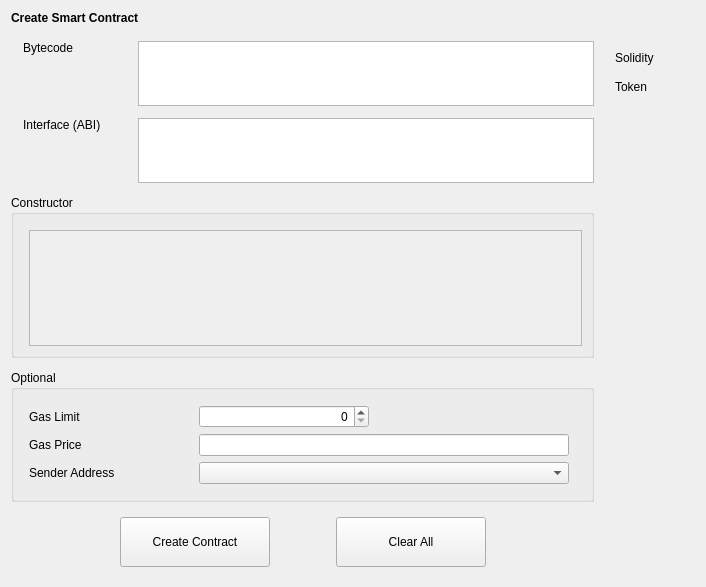
Qt form src/qt/forms/createcontract.ui (shaileshnift/UIDD) before a commit.
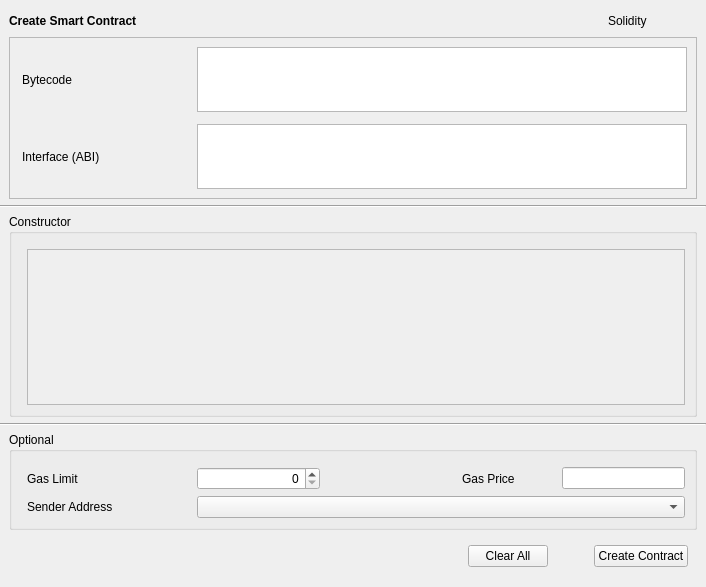
The same form after that commit. Custom widgets are drawn as their Qt base class.

```diff
--- a/src/qt/forms/createcontract.ui
+++ b/src/qt/forms/createcontract.ui
@@ -14,6 +14,12 @@
    <string>Form</string>
   </property>
   <layout class="QVBoxLayout" name="verticalLayout_7">
+   <property name="leftMargin">
+    <number>0</number>
+   </property>
+   <property name="rightMargin">
+    <number>0</number>
+   </property>
    <item>
     <widget class="QStackedWidget" name="stackedWidget">
      <property name="currentIndex">
@@ -34,6 +40,22 @@
         <number>0</number>
        </property>
        <item>
+        <layout class="QVBoxLayout" name="verticalLayout_11">
+         <property name="leftMargin">
+          <number>9</number>
+         </property>
+         <property name="topMargin">
+          <number>0</number>
+         </property>
+         <property name="rightMargin">
+          <number>9</number>
+         </property>
+         <item>
+          <layout class="QHBoxLayout" name="horizontalLayout">
+           <property name="rightMargin">
+            <number>9</number>
+           </property>
+           <item>
         <widget class="QLabel" name="labelTitle">
          <property name="font">
           <font>
@@ -47,56 +69,88 @@
         </widget>
        </item>
        <item>
-        <spacer name="verticalSpacer_5">
+            <spacer name="horizontalSpacer_4">
          <property name="orientation">
-          <enum>Qt::Vertical</enum>
-         </property>
-         <property name="sizeType">
-          <enum>QSizePolicy::Fixed</enum>
+              <enum>Qt::Horizontal</enum>
          </property>
          <property name="sizeHint" stdset="0">
           <size>
-           <width>20</width>
-           <height>10</height>
+               <width>40</width>
+               <height>20</height>
           </size>
          </property>
         </spacer>
        </item>
        <item>
-        <layout class="QHBoxLayout" name="horizontalLayout_5">
-         <item>
-          <layout class="QVBoxLayout" name="verticalLayout_3">
-           <property name="spacing">
-            <number>12</number>
-           </property>
-           <item>
-            <layout class="QHBoxLayout" name="horizontalLayout_2">
-             <property name="spacing">
-              <number>15</number>
-             </property>
-             <property name="leftMargin">
-              <number>12</number>
-             </property>
-             <item alignment="Qt::AlignTop">
-              <widget class="QLabel" name="labelBytecode">
-               <property name="sizePolicy">
-                <sizepolicy hsizetype="Fixed" vsizetype="Preferred">
-                 <horstretch>0</horstretch>
-                 <verstretch>0</verstretch>
-                </sizepolicy>
-               </property>
+            <widget class="QLabel" name="labelSolidity">
                <property name="minimumSize">
                 <size>
-                 <width>100</width>
+               <width>80</width>
                  <height>0</height>
                 </size>
                </property>
                <property name="text">
-                <string>Bytecode</string>
+              <string>Solidity</string>
                </property>
               </widget>
              </item>
+          </layout>
+         </item>
              <item>
+          <widget class="QFrame" name="frameContract">
+           <property name="sizePolicy">
+            <sizepolicy hsizetype="Preferred" vsizetype="Fixed">
+             <horstretch>0</horstretch>
+             <verstretch>0</verstretch>
+            </sizepolicy>
+           </property>
+           <property name="frameShape">
+            <enum>QFrame::StyledPanel</enum>
+           </property>
+           <property name="frameShadow">
+            <enum>QFrame::Raised</enum>
+           </property>
+           <layout class="QVBoxLayout" name="verticalLayout_10">
+            <property name="leftMargin">
+             <number>0</number>
+            </property>
+            <property name="rightMargin">
+             <number>0</number>
+            </property>
+            <item>
+             <layout class="QGridLayout" name="gridLayout">
+              <property name="leftMargin">
+               <number>12</number>
+              </property>
+              <property name="rightMargin">
+               <number>9</number>
+              </property>
+              <property name="horizontalSpacing">
+               <number>15</number>
+              </property>
+              <property name="verticalSpacing">
+               <number>12</number>
+              </property>
+              <item row="1" column="1">
+               <widget class="QValidatedTextEdit" name="textEditInterface">
+                <property name="sizePolicy">
+                 <sizepolicy hsizetype="Expanding" vsizetype="Fixed">
+                  <horstretch>0</horstretch>
+                  <verstretch>0</verstretch>
+                 </sizepolicy>
+                </property>
+                <property name="maximumSize">
+                 <size>
+                  <width>16777215</width>
+                  <height>65</height>
+                 </size>
+                </property>
+                <property name="horizontalScrollBarPolicy">
+                 <enum>Qt::ScrollBarAlwaysOff</enum>
+                </property>
+               </widget>
+              </item>
+              <item row="0" column="1">
               <widget class="QValidatedTextEdit" name="textEditBytecode">
                <property name="sizePolicy">
                 <sizepolicy hsizetype="Expanding" vsizetype="Fixed">
@@ -115,17 +169,9 @@
                </property>
               </widget>
              </item>
-            </layout>
-           </item>
+              <item row="1" column="0">
+               <layout class="QVBoxLayout" name="verticalLayout_3">
            <item>
-            <layout class="QHBoxLayout" name="horizontalLayout_4">
-             <property name="spacing">
-              <number>15</number>
-             </property>
-             <property name="leftMargin">
-              <number>12</number>
-             </property>
-             <item alignment="Qt::AlignTop">
               <widget class="QLabel" name="labelInterface">
                <property name="sizePolicy">
                 <sizepolicy hsizetype="Fixed" vsizetype="Preferred">
@@ -135,7 +181,7 @@
                </property>
                <property name="minimumSize">
                 <size>
-                 <width>100</width>
+                    <width>160</width>
                  <height>0</height>
                 </size>
                </property>
@@ -144,27 +190,53 @@
                </property>
               </widget>
              </item>
+               </layout>
+              </item>
+              <item row="0" column="0">
+               <layout class="QVBoxLayout" name="verticalLayout">
              <item>
-              <widget class="QValidatedTextEdit" name="textEditInterface">
+                 <widget class="QLabel" name="labelBytecode">
                <property name="sizePolicy">
-                <sizepolicy hsizetype="Expanding" vsizetype="Fixed">
+                   <sizepolicy hsizetype="Fixed" vsizetype="Preferred">
                  <horstretch>0</horstretch>
                  <verstretch>0</verstretch>
                 </sizepolicy>
                </property>
-               <property name="maximumSize">
+                  <property name="minimumSize">
                 <size>
-                 <width>16777215</width>
-                 <height>65</height>
-                </size>
-               </property>
-               <property name="horizontalScrollBarPolicy">
-                <enum>Qt::ScrollBarAlwaysOff</enum>
+                    <width>160</width>
+                    <height>0</height>
+                   </size>
+                  </property>
+                  <property name="text">
+                   <string>Bytecode</string>
                </property>
               </widget>
              </item>
             </layout>
            </item>
+             </layout>
+            </item>
+           </layout>
+          </widget>
+         </item>
+        </layout>
+       </item>
+       <item>
+        <widget class="Line" name="hContractLine">
+         <property name="orientation">
+          <enum>Qt::Horizontal</enum>
+         </property>
+        </widget>
+       </item>
+       <item>
+        <layout class="QVBoxLayout" name="verticalLayout_12">
+         <property name="leftMargin">
+          <number>9</number>
+         </property>
+         <property name="rightMargin">
+          <number>9</number>
+         </property>
            <item>
             <widget class="QGroupBox" name="groupBoxConstructor">
              <property name="title">
@@ -187,8 +259,8 @@
                   <rect>
                    <x>0</x>
                    <y>0</y>
-                   <width>548</width>
-                   <height>97</height>
+                 <width>656</width>
+                 <height>133</height>
                   </rect>
                  </property>
                  <layout class="QVBoxLayout" name="verticalLayout_5"/>
@@ -198,6 +270,23 @@
              </layout>
             </widget>
            </item>
+        </layout>
+       </item>
+       <item>
+        <widget class="Line" name="hContractLine2">
+         <property name="orientation">
+          <enum>Qt::Horizontal</enum>
+         </property>
+        </widget>
+       </item>
+       <item>
+        <layout class="QVBoxLayout" name="verticalLayout_14">
+         <property name="leftMargin">
+          <number>9</number>
+         </property>
+         <property name="rightMargin">
+          <number>9</number>
+         </property>
            <item>
             <widget class="QGroupBox" name="groupBoxOptional">
              <property name="title">
@@ -216,17 +305,46 @@
               <property name="verticalSpacing">
                <number>6</number>
               </property>
-              <item row="1" column="0">
+            <item row="2" column="1" colspan="4">
+             <widget class="AddressField" name="lineEditSenderAddress">
+              <property name="minimumSize">
+               <size>
+                <width>370</width>
+                <height>0</height>
+               </size>
+              </property>
+             </widget>
+            </item>
+            <item row="2" column="0">
+             <widget class="QLabel" name="labelSenderAddress">
+              <property name="sizePolicy">
+               <sizepolicy hsizetype="Fixed" vsizetype="Preferred">
+                <horstretch>0</horstretch>
+                <verstretch>0</verstretch>
+               </sizepolicy>
+              </property>
+              <property name="minimumSize">
+               <size>
+                <width>160</width>
+                <height>0</height>
+               </size>
+              </property>
+              <property name="text">
+               <string>Sender Address</string>
+              </property>
+             </widget>
+            </item>
+            <item row="0" column="3">
                <widget class="QLabel" name="labelGasPrice">
                 <property name="sizePolicy">
-                 <sizepolicy hsizetype="Fixed" vsizetype="Preferred">
+               <sizepolicy hsizetype="Preferred" vsizetype="Preferred">
                   <horstretch>0</horstretch>
                   <verstretch>0</verstretch>
                  </sizepolicy>
                 </property>
                 <property name="minimumSize">
                  <size>
-                  <width>160</width>
+                <width>90</width>
                   <height>0</height>
                  </size>
                 </property>
@@ -254,139 +372,40 @@
                 </property>
                </widget>
               </item>
-              <item row="1" column="1">
-               <widget class="BitcoinAmountField" name="lineEditGasPrice"/>
-              </item>
-              <item row="2" column="0">
-               <widget class="QLabel" name="labelSenderAddress">
-                <property name="sizePolicy">
-                 <sizepolicy hsizetype="Fixed" vsizetype="Preferred">
-                  <horstretch>0</horstretch>
-                  <verstretch>0</verstretch>
-                 </sizepolicy>
-                </property>
-                <property name="minimumSize">
-                 <size>
-                  <width>160</width>
-                  <height>0</height>
-                 </size>
-                </property>
-                <property name="text">
-                 <string>Sender Address</string>
-                </property>
-               </widget>
-              </item>
-              <item row="2" column="1">
-               <widget class="AddressField" name="lineEditSenderAddress">
-                <property name="minimumSize">
-                 <size>
-                  <width>370</width>
-                  <height>0</height>
-                 </size>
-                </property>
-                <property name="maximumSize">
-                 <size>
-                  <width>370</width>
-                  <height>16777215</height>
-                 </size>
-                </property>
-               </widget>
-              </item>
-              <item row="0" column="2" rowspan="4">
-               <spacer name="horizontalSpacer_5">
-                <property name="orientation">
-                 <enum>Qt::Horizontal</enum>
-                </property>
-                <property name="sizeHint" stdset="0">
-                 <size>
-                  <width>40</width>
-                  <height>20</height>
-                 </size>
-                </property>
-               </spacer>
-              </item>
               <item row="0" column="1">
                <widget class="QSpinBox" name="lineEditGasLimit">
-                <property name="maximumSize">
-                 <size>
-                  <width>170</width>
-                  <height>16777215</height>
-                 </size>
+              <property name="sizePolicy">
+               <sizepolicy hsizetype="Expanding" vsizetype="Fixed">
+                <horstretch>0</horstretch>
+                <verstretch>0</verstretch>
+               </sizepolicy>
                 </property>
                 <property name="alignment">
                  <set>Qt::AlignRight|Qt::AlignTrailing|Qt::AlignVCenter</set>
                 </property>
                </widget>
               </item>
-             </layout>
-             <zorder>labelGasLimit</zorder>
-             <zorder>labelGasPrice</zorder>
-             <zorder>labelSenderAddress</zorder>
-             <zorder>lineEditGasLimit</zorder>
-             <zorder>lineEditGasPrice</zorder>
-             <zorder>lineEditSenderAddress</zorder>
-            </widget>
-           </item>
-          </layout>
-         </item>
-         <item>
-          <layout class="QVBoxLayout" name="verticalLayout_4">
-           <property name="spacing">
-            <number>15</number>
-           </property>
-           <property name="leftMargin">
-            <number>15</number>
-           </property>
-           <item>
-            <spacer name="verticalSpacer_4">
+            <item row="0" column="4">
+             <widget class="BitcoinAmountField" name="lineEditGasPrice"/>
+            </item>
+            <item row="0" column="2">
+             <spacer name="horizontalSpacer_5">
              <property name="orientation">
-              <enum>Qt::Vertical</enum>
+               <enum>Qt::Horizontal</enum>
              </property>
              <property name="sizeType">
-              <enum>QSizePolicy::Fixed</enum>
+               <enum>QSizePolicy::Expanding</enum>
              </property>
              <property name="sizeHint" stdset="0">
               <size>
-               <width>20</width>
-               <height>10</height>
-              </size>
-             </property>
-            </spacer>
-           </item>
-           <item>
-            <widget class="QLabel" name="labelSolidity">
-             <property name="minimumSize">
-              <size>
-               <width>80</width>
-               <height>0</height>
-              </size>
-             </property>
-             <property name="text">
-              <string>Solidity</string>
-             </property>
-            </widget>
-           </item>
-           <item>
-            <widget class="QLabel" name="labelToken">
-             <property name="text">
-              <string>Token</string>
-             </property>
-            </widget>
-           </item>
-           <item>
-            <spacer name="verticalSpacer_3">
-             <property name="orientation">
-              <enum>Qt::Vertical</enum>
-             </property>
-             <property name="sizeHint" stdset="0">
-              <size>
-               <width>20</width>
-               <height>40</height>
+                <width>60</width>
+                <height>20</height>
               </size>
              </property>
             </spacer>
            </item>
           </layout>
+          </widget>
          </item>
         </layout>
        </item>
@@ -397,13 +416,13 @@
    <item>
     <layout class="QHBoxLayout" name="horizontalLayout_3">
      <property name="leftMargin">
-      <number>9</number>
+      <number>18</number>
      </property>
      <property name="topMargin">
       <number>9</number>
      </property>
      <property name="rightMargin">
-      <number>9</number>
+      <number>18</number>
      </property>
      <property name="bottomMargin">
       <number>9</number>
@@ -414,40 +433,11 @@
         <enum>Qt::Horizontal</enum>
        </property>
        <property name="sizeType">
-        <enum>QSizePolicy::Fixed</enum>
+        <enum>QSizePolicy::Expanding</enum>
        </property>
        <property name="sizeHint" stdset="0">
         <size>
-         <width>100</width>
-         <height>20</height>
-        </size>
-       </property>
-      </spacer>
-     </item>
-     <item>
-      <widget class="QPushButton" name="pushButtonCreateContract">
-       <property name="minimumSize">
-        <size>
-         <width>150</width>
-         <height>50</height>
-        </size>
-       </property>
-       <property name="text">
-        <string>Create Contract</string>
-       </property>
-      </widget>
-     </item>
-     <item>
-      <spacer name="horizontalSpacer_3">
-       <property name="orientation">
-        <enum>Qt::Horizontal</enum>
-       </property>
-       <property name="sizeType">
-        <enum>QSizePolicy::Fixed</enum>
-       </property>
-       <property name="sizeHint" stdset="0">
-        <size>
-         <width>60</width>
+         <width>40</width>
          <height>20</height>
         </size>
        </property>
@@ -455,22 +445,19 @@
      </item>
      <item>
       <widget class="QPushButton" name="pushButtonClearAll">
-       <property name="minimumSize">
-        <size>
-         <width>150</width>
-         <height>50</height>
-        </size>
-       </property>
        <property name="text">
         <string>Clear All</string>
        </property>
       </widget>
      </item>
      <item>
-      <spacer name="horizontalSpacer_2">
+      <spacer name="horizontalSpacer_3">
        <property name="orientation">
         <enum>Qt::Horizontal</enum>
        </property>
+       <property name="sizeType">
+        <enum>QSizePolicy::Fixed</enum>
+       </property>
        <property name="sizeHint" stdset="0">
         <size>
          <width>40</width>
@@ -479,27 +466,34 @@
        </property>
       </spacer>
      </item>
+     <item>
+      <widget class="QPushButton" name="pushButtonCreateContract">
+       <property name="text">
+        <string>Create Contract</string>
+       </property>
+      </widget>
+     </item>
     </layout>
    </item>
   </layout>
  </widget>
  <customwidgets>
+  <customwidget>
+   <class>QValidatedTextEdit</class>
+   <extends>QTextEdit</extends>
+   <header>qt/qvalidatedtextedit.h</header>
+  </customwidget>
+  <customwidget>
+   <class>AddressField</class>
+   <extends>QComboBox</extends>
+   <header>qt/addressfield.h</header>
+  </customwidget>
   <customwidget>
    <class>BitcoinAmountField</class>
    <extends>QLineEdit</extends>
    <header>bitcoinamountfield.h</header>
    <container>1</container>
   </customwidget>
-  <customwidget>
-   <class>AddressField</class>
-   <extends>QComboBox</extends>
-   <header>addressfield.h</header>
-  </customwidget>
-  <customwidget>
-   <class>QValidatedTextEdit</class>
-   <extends>QTextEdit</extends>
-   <header>qvalidatedtextedit.h</header>
-  </customwidget>
  </customwidgets>
  <resources/>
  <connections/>
```
Left out of the diff: 2 changed lines with no effect on the pictures. Lines whose indentation alone changed are shown as unchanged.
